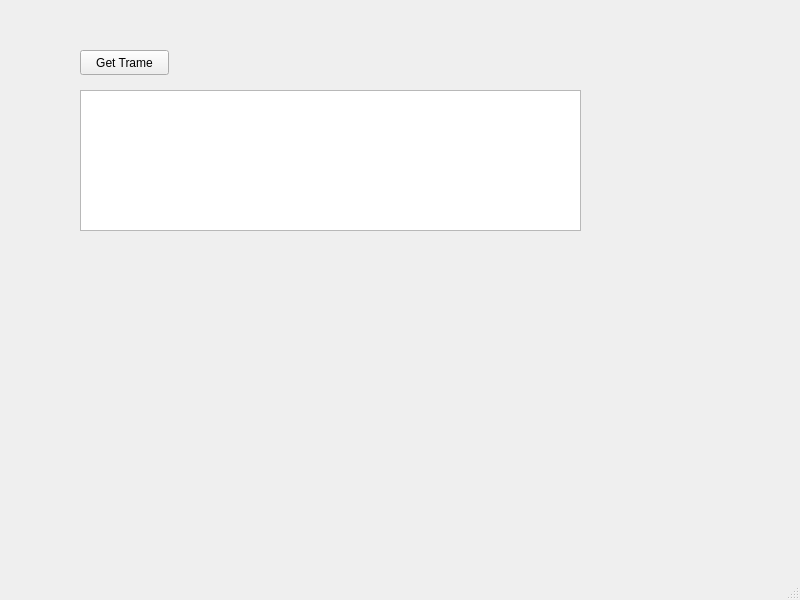
First picture: the form in VICCI/mainwindow.ui, repository NicoJouss/MP_SFL_2019_G4_VICCI, before the edit.
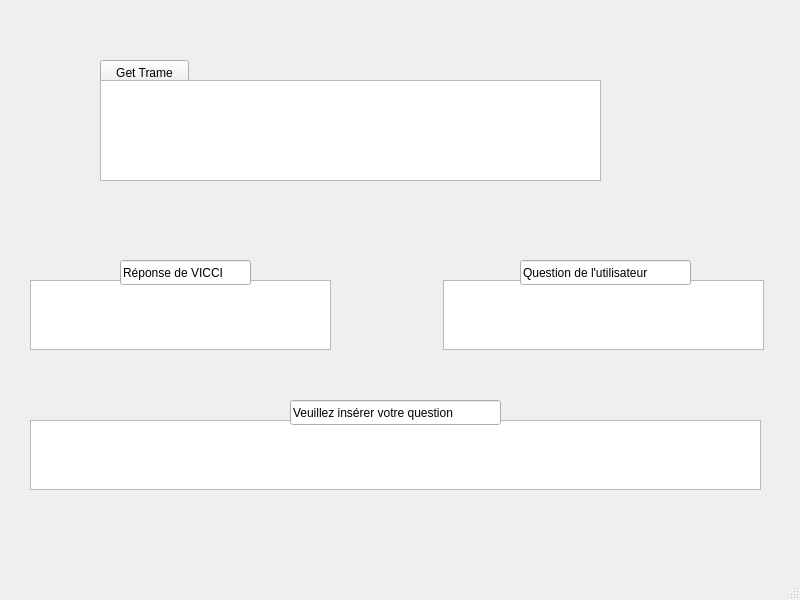
Second picture: the form after the edit.

```diff
--- a/VICCI/mainwindow.ui
+++ b/VICCI/mainwindow.ui
@@ -17,8 +17,8 @@
    <widget class="QPushButton" name="trameButton">
     <property name="geometry">
      <rect>
-      <x>80</x>
-      <y>50</y>
+      <x>100</x>
+      <y>60</y>
       <width>89</width>
       <height>25</height>
      </rect>
@@ -30,16 +30,94 @@
    <widget class="QPlainTextEdit" name="trameResultat">
     <property name="geometry">
      <rect>
-      <x>80</x>
-      <y>90</y>
+      <x>100</x>
+      <y>80</y>
       <width>501</width>
-      <height>141</height>
+      <height>101</height>
      </rect>
     </property>
     <property name="readOnly">
      <bool>true</bool>
     </property>
    </widget>
+   <widget class="QPlainTextEdit" name="ReponseVicci">
+    <property name="geometry">
+     <rect>
+      <x>30</x>
+      <y>280</y>
+      <width>301</width>
+      <height>70</height>
+     </rect>
+    </property>
+    <property name="readOnly">
+     <bool>true</bool>
+    </property>
+   </widget>
+   <widget class="QPlainTextEdit" name="QuestionUser">
+    <property name="geometry">
+     <rect>
+      <x>443</x>
+      <y>280</y>
+      <width>321</width>
+      <height>70</height>
+     </rect>
+    </property>
+    <property name="readOnly">
+     <bool>true</bool>
+    </property>
+   </widget>
+   <widget class="QTextEdit" name="EntreeText">
+    <property name="geometry">
+     <rect>
+      <x>30</x>
+      <y>420</y>
+      <width>731</width>
+      <height>70</height>
+     </rect>
+    </property>
+   </widget>
+   <widget class="QLineEdit" name="lineEdit">
+    <property name="geometry">
+     <rect>
+      <x>120</x>
+      <y>260</y>
+      <width>131</width>
+      <height>25</height>
+     </rect>
+    </property>
+    <property name="text">
+     <string>Réponse de VICCI</string>
+    </property>
+    <property name="readOnly">
+     <bool>true</bool>
+    </property>
+   </widget>
+   <widget class="QLineEdit" name="lineEdit_2">
+    <property name="geometry">
+     <rect>
+      <x>520</x>
+      <y>260</y>
+      <width>171</width>
+      <height>25</height>
+     </rect>
+    </property>
+    <property name="text">
+     <string>Question de l'utilisateur</string>
+    </property>
+   </widget>
+   <widget class="QLineEdit" name="lineEdit_3">
+    <property name="geometry">
+     <rect>
+      <x>290</x>
+      <y>400</y>
+      <width>211</width>
+      <height>25</height>
+     </rect>
+    </property>
+    <property name="text">
+     <string>Veuillez insérer votre question</string>
+    </property>
+   </widget>
   </widget>
   <widget class="QMenuBar" name="menubar">
    <property name="geometry">
```
